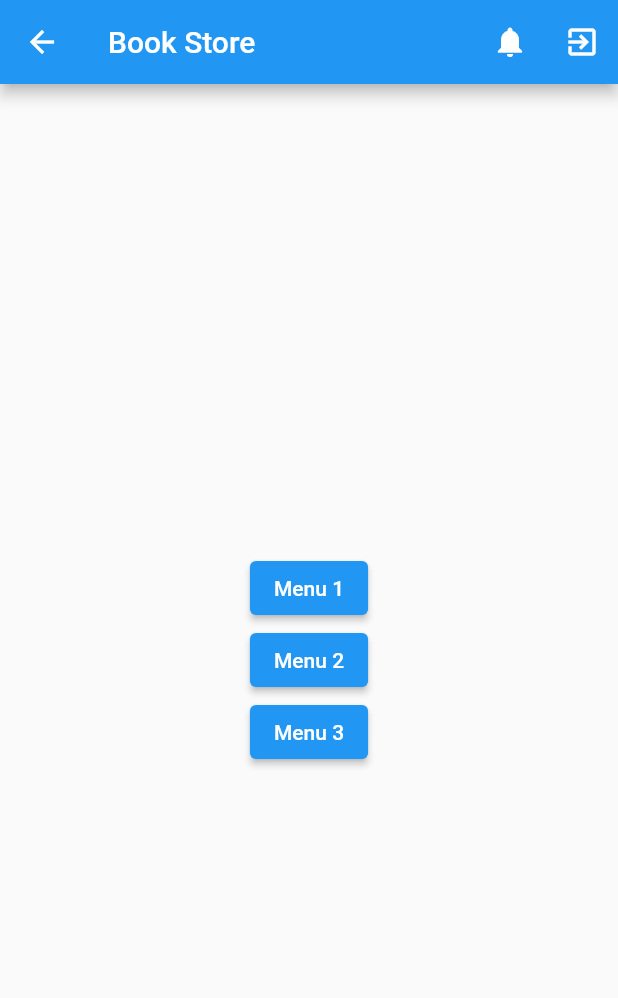
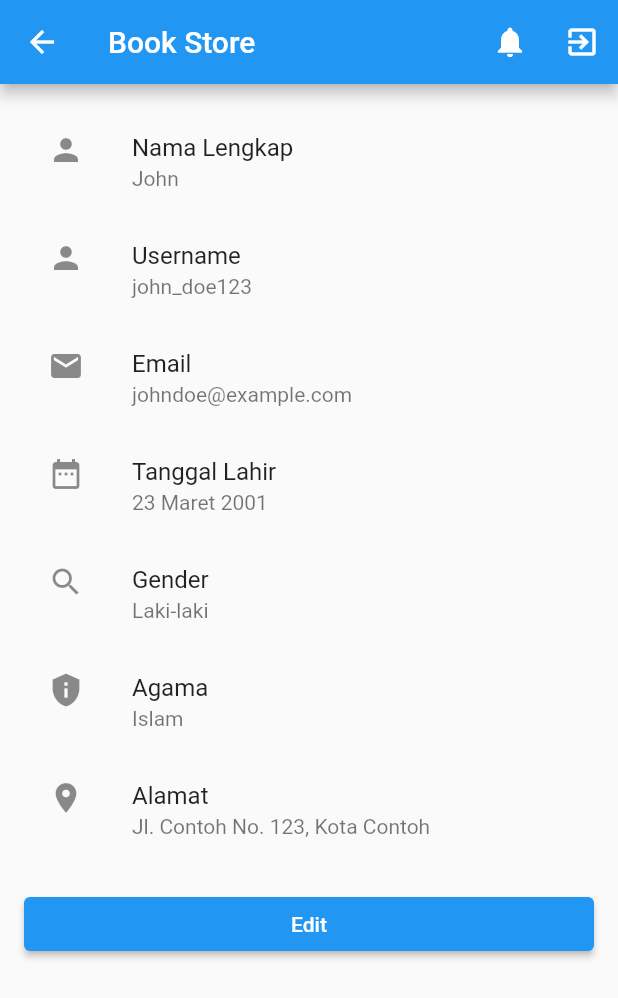
Before and after one commit to radenfebri/project_flutter_23, a Flutter app: the Dashboard screen opened directly, on a phone screen of 412 x 824 dp. Shown: the top 998 px of the screen. Run offline on Flutter 3.47's test engine with Material 2 defaults, Android fonts, the phone set to English and light mode, and no system bars; our stand-ins replace date_field, form_field_validator, get.

Commit message:
Add detail data dashboard

```diff
--- a/lib/dashboard_page.dart
+++ b/lib/dashboard_page.dart
@@ -51,30 +51,55 @@ class Dashboard extends StatelessWidget {
         ],
       ),
       body: Center(
-        child: Column(
-          mainAxisAlignment: MainAxisAlignment.center,
+  child: ListView(
+    padding: EdgeInsets.all(16),
     children: [
+      ListTile(
+        title: Text('Nama Lengkap'),
+        subtitle: Text('John'), // Ganti dengan username pengguna
+        leading: Icon(Icons.person),
+      ),
+      ListTile(
+        title: Text('Username'),
+        subtitle: Text('john_doe123'), // Ganti dengan username pengguna
+        leading: Icon(Icons.person),
+      ),
+      ListTile(
+        title: Text('Email'),
+        subtitle: Text('johndoe@example.com'), // Ganti dengan alamat email pengguna
+        leading: Icon(Icons.email),
+      ),
+      ListTile(
+        title: Text('Tanggal Lahir'),
+        subtitle: Text('23 Maret 2001'), // Ganti dengan alamat email pengguna
+        leading: Icon(Icons.date_range),
+      ),
+      ListTile(
+        title: Text('Gender'),
+        subtitle: Text('Laki-laki'), // Ganti dengan alamat email pengguna
+        leading: Icon(Icons.search),
+      ),
+      ListTile(
+        title: Text('Agama'),
+        subtitle: Text('Islam'), // Ganti dengan alamat email pengguna
+        leading: Icon(Icons.privacy_tip),
+      ),
+      ListTile(
+        title: Text('Alamat'),
+        subtitle: Text('Jl. Contoh No. 123, Kota Contoh'), // Ganti dengan alamat pengguna
+        leading: Icon(Icons.location_on),
+      ),
+      SizedBox(height: 16), // Berikan sedikit jarak antara informasi akun dan tombol
       ElevatedButton(
         onPressed: () {
           // Tambahkan aksi untuk menu 1
         },
-              child: const Text('Menu 1'),
-            ),
-            ElevatedButton(
-              onPressed: () {
-                // Tambahkan aksi untuk menu 2
-              },
-              child: const Text('Menu 2'),
-            ),
-            ElevatedButton(
-              onPressed: () {
-                // Tambahkan aksi untuk menu 3
-              },
-              child: const Text('Menu 3'),
+        child: const Text('Edit'),
       ),
     ],
   ),
-      ),
+)
+
     );
   }
 }
--- a/lib/login_page.dart
+++ b/lib/login_page.dart
@@ -6,6 +6,7 @@ import 'package:project_workshop_mobile/controllers/register_controller.dart';
 import 'package:project_workshop_mobile/dashboard_page.dart';
 import 'package:project_workshop_mobile/forgot-pw_page.dart';
 import 'package:project_workshop_mobile/main.dart';
+import 'package:project_workshop_mobile/register_page.dart';
 
 class Login extends StatefulWidget {
   const Login({Key? key}) : super(key: key);
@@ -93,8 +94,24 @@ class _LoginState extends State<Login> {
                       ),
                     ),
 
+                  Center(
+                      child: TextButton(
+                            onPressed: () {
+                              // Gantilah perintah ini dengan aksi yang sesuai, seperti pengalihan ke halaman login
+                            Navigator.push(context, MaterialPageRoute(builder: (context) => Register()));
+                            },
+                            child: Text(
+                              'Belum memiliki akun?',
+                              style: TextStyle(
+                                decoration: TextDecoration.underline,
+                                color: Colors.blue,
+                              ),
+                            ),
+                          ),
+                    ),
 
-                                        Center(
+
+                  Center(
                       child: TextButton(
                             onPressed: () {
                               // Gantilah perintah ini dengan aksi yang sesuai, seperti pengalihan ke halaman login
```
Lines whose indentation alone changed are shown as unchanged.
